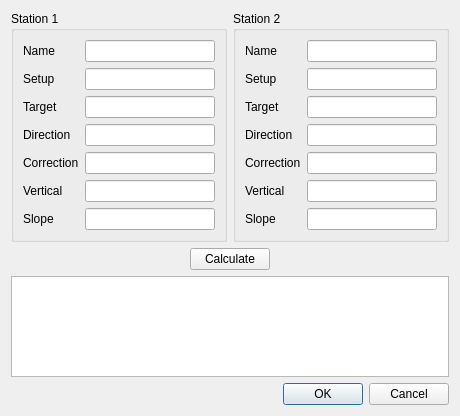
This is Dialogs/doublepolardlg.ui in acraig5075/survey-calcs as Qt 5 draws it before an edit. The edited form follows.
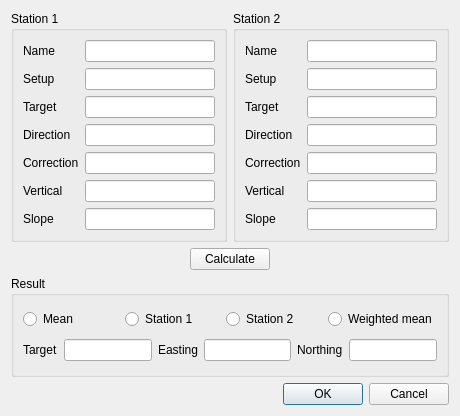
This is the edited form.

Commit message: Improved handling of result of double polar calc

```diff
--- a/Dialogs/doublepolardlg.ui
+++ b/Dialogs/doublepolardlg.ui
@@ -13,7 +13,7 @@
   <property name="windowTitle">
    <string>Double Polar Calculation</string>
   </property>
-  <layout class="QVBoxLayout" name="verticalLayout">
+  <layout class="QVBoxLayout" name="verticalLayout_2">
    <item>
     <layout class="QHBoxLayout" name="horizontalLayout">
      <item>
@@ -238,10 +238,78 @@
     </layout>
    </item>
    <item>
-    <widget class="QTextEdit" name="previewEdit">
-     <property name="readOnly">
-      <bool>true</bool>
+    <widget class="QGroupBox" name="groupBox">
+     <property name="title">
+      <string>Result</string>
      </property>
+     <layout class="QVBoxLayout" name="verticalLayout">
+      <item>
+       <layout class="QHBoxLayout" name="horizontalLayout_3">
+        <item>
+         <widget class="QRadioButton" name="meanRadio">
+          <property name="text">
+           <string>Mean</string>
+          </property>
+         </widget>
+        </item>
+        <item>
+         <widget class="QRadioButton" name="station1Radio">
+          <property name="text">
+           <string>Station 1</string>
+          </property>
+         </widget>
+        </item>
+        <item>
+         <widget class="QRadioButton" name="station2Radio">
+          <property name="text">
+           <string>Station 2</string>
+          </property>
+         </widget>
+        </item>
+        <item>
+         <widget class="QRadioButton" name="weightedRadio">
+          <property name="text">
+           <string>Weighted mean</string>
+          </property>
+         </widget>
+        </item>
+       </layout>
+      </item>
+      <item>
+       <layout class="QHBoxLayout" name="horizontalLayout_4">
+        <item>
+         <widget class="QLabel" name="label_5">
+          <property name="text">
+           <string>Target</string>
+          </property>
+         </widget>
+        </item>
+        <item>
+         <widget class="QLineEdit" name="targetEdit"/>
+        </item>
+        <item>
+         <widget class="QLabel" name="label_3">
+          <property name="text">
+           <string>Easting</string>
+          </property>
+         </widget>
+        </item>
+        <item>
+         <widget class="QLineEdit" name="eastingEdit"/>
+        </item>
+        <item>
+         <widget class="QLabel" name="label_4">
+          <property name="text">
+           <string>Northing</string>
+          </property>
+         </widget>
+        </item>
+        <item>
+         <widget class="QLineEdit" name="northingEdit"/>
+        </item>
+       </layout>
+      </item>
+     </layout>
     </widget>
    </item>
    <item>
```
The commit also changes 4 other files.
